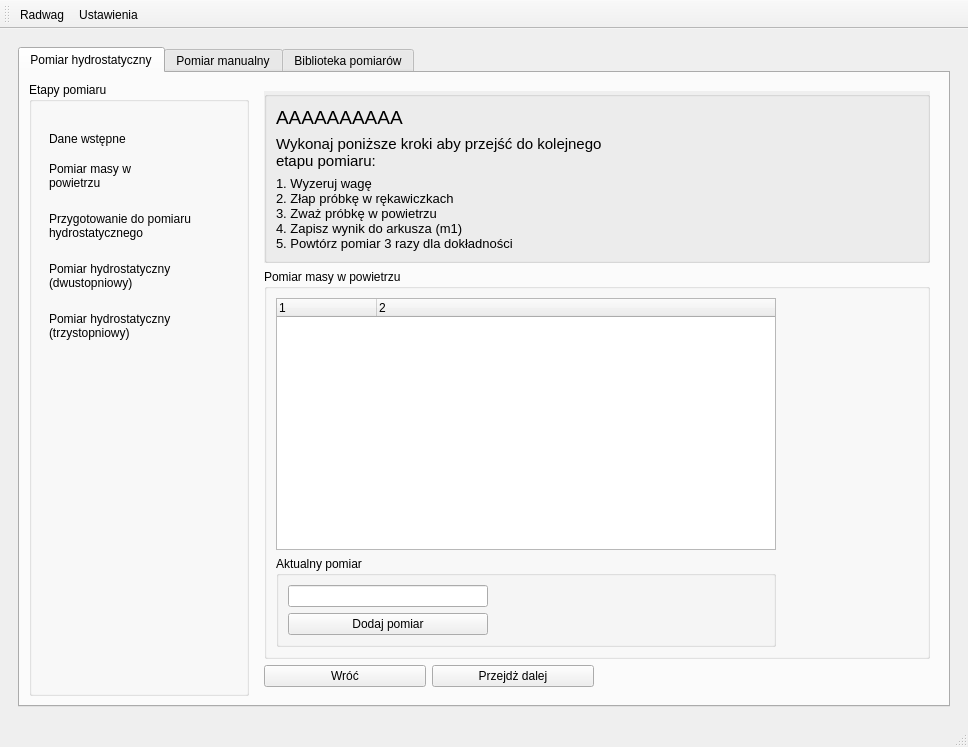
Qt form main_window.ui (mar8us/SerialPortConnectorRadwag) before a commit.
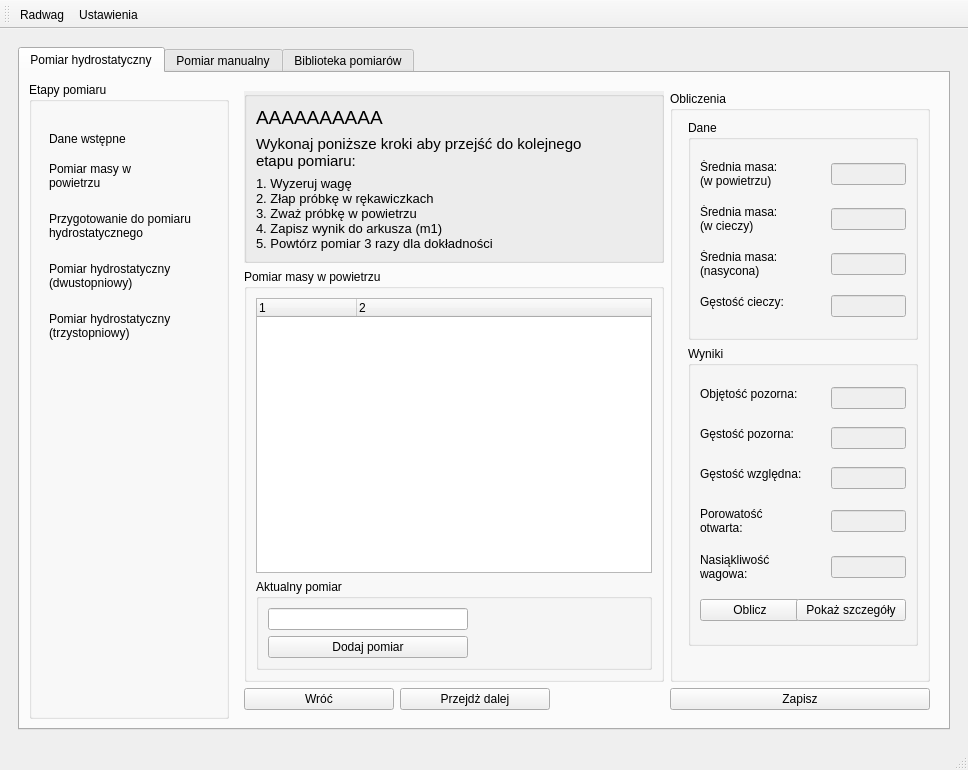
The same form after that commit. The open tabs and pages were chosen to show the change. Icons and pictures are not drawn.

Commit message: Extension of the user interface for the Radwag measurement view wiith a group of controls related to calculations

Diff of the .ui file:
```diff
--- a/main_window.ui
+++ b/main_window.ui
@@ -7,13 +7,13 @@
     <x>0</x>
     <y>0</y>
     <width>968</width>
-    <height>747</height>
+    <height>770</height>
    </rect>
   </property>
   <property name="minimumSize">
    <size>
-    <width>800</width>
-    <height>600</height>
+    <width>860</width>
+    <height>770</height>
    </size>
   </property>
   <property name="windowTitle">
@@ -48,7 +48,7 @@
              <widget class="QGroupBox" name="stageMeasureDensityGroupBox">
               <property name="minimumSize">
                <size>
-                <width>220</width>
+                <width>200</width>
                 <height>0</height>
                </size>
               </property>
@@ -162,6 +162,12 @@
             </item>
             <item>
              <widget class="QStackedWidget" name="measureDensityStage">
+              <property name="minimumSize">
+               <size>
+                <width>220</width>
+                <height>180</height>
+               </size>
+              </property>
               <property name="currentIndex">
                <number>0</number>
               </property>
@@ -1053,44 +1059,6 @@
                   </layout>
                  </widget>
                 </item>
-                <item row="2" column="0">
-                 <widget class="QPushButton" name="buttonBackAirEndStage">
-                  <property name="minimumSize">
-                   <size>
-                    <width>100</width>
-                    <height>0</height>
-                   </size>
-                  </property>
-                  <property name="maximumSize">
-                   <size>
-                    <width>200</width>
-                    <height>16777215</height>
-                   </size>
-                  </property>
-                  <property name="text">
-                   <string>Wróć</string>
-                  </property>
-                 </widget>
-                </item>
-                <item row="2" column="1">
-                 <widget class="QPushButton" name="buttonGoAirEndStage">
-                  <property name="minimumSize">
-                   <size>
-                    <width>100</width>
-                    <height>0</height>
-                   </size>
-                  </property>
-                  <property name="maximumSize">
-                   <size>
-                    <width>200</width>
-                    <height>16777215</height>
-                   </size>
-                  </property>
-                  <property name="text">
-                   <string>Przejdż dalej</string>
-                  </property>
-                 </widget>
-                </item>
                 <item row="0" column="0" colspan="4">
                  <widget class="QGroupBox" name="guideMeasureAirEndGroupLabels">
                   <property name="maximumSize">
@@ -1167,6 +1135,392 @@
                   </layout>
                  </widget>
                 </item>
+                <item row="2" column="1">
+                 <widget class="QPushButton" name="buttonGoAirEndStage">
+                  <property name="minimumSize">
+                   <size>
+                    <width>150</width>
+                    <height>0</height>
+                   </size>
+                  </property>
+                  <property name="maximumSize">
+                   <size>
+                    <width>150</width>
+                    <height>16777215</height>
+                   </size>
+                  </property>
+                  <property name="text">
+                   <string>Przejdż dalej</string>
+                  </property>
+                 </widget>
+                </item>
+                <item row="2" column="0">
+                 <widget class="QPushButton" name="buttonBackAirEndStage">
+                  <property name="minimumSize">
+                   <size>
+                    <width>150</width>
+                    <height>0</height>
+                   </size>
+                  </property>
+                  <property name="maximumSize">
+                   <size>
+                    <width>150</width>
+                    <height>16777215</height>
+                   </size>
+                  </property>
+                  <property name="text">
+                   <string>Wróć</string>
+                  </property>
+                 </widget>
+                </item>
+                <item row="0" column="4" rowspan="2">
+                 <widget class="QGroupBox" name="calculateAirEndGroupBox">
+                  <property name="minimumSize">
+                   <size>
+                    <width>260</width>
+                    <height>0</height>
+                   </size>
+                  </property>
+                  <property name="maximumSize">
+                   <size>
+                    <width>260</width>
+                    <height>16777215</height>
+                   </size>
+                  </property>
+                  <property name="title">
+                   <string>Obliczenia</string>
+                  </property>
+                  <layout class="QFormLayout" name="formLayout_7">
+                   <property name="leftMargin">
+                    <number>15</number>
+                   </property>
+                   <item row="0" column="0" colspan="2">
+                    <widget class="QGroupBox" name="calculationAirEndGroupBox">
+                     <property name="minimumSize">
+                      <size>
+                       <width>220</width>
+                       <height>220</height>
+                      </size>
+                     </property>
+                     <property name="maximumSize">
+                      <size>
+                       <width>16777215</width>
+                       <height>220</height>
+                      </size>
+                     </property>
+                     <property name="title">
+                      <string>Dane</string>
+                     </property>
+                     <layout class="QGridLayout" name="gridLayout_7">
+                      <item row="0" column="1">
+                       <widget class="QLineEdit" name="averageAirWeightEditAirEnd">
+                        <property name="enabled">
+                         <bool>false</bool>
+                        </property>
+                        <property name="maximumSize">
+                         <size>
+                          <width>75</width>
+                          <height>16777215</height>
+                         </size>
+                        </property>
+                       </widget>
+                      </item>
+                      <item row="2" column="0">
+                       <widget class="QLabel" name="averageAirEndSatWeightLabel">
+                        <property name="text">
+                         <string>Średnia masa:
+(nasycona)</string>
+                        </property>
+                        <property name="alignment">
+                         <set>Qt::AlignmentFlag::AlignJustify|Qt::AlignmentFlag::AlignTop</set>
+                        </property>
+                        <property name="wordWrap">
+                         <bool>false</bool>
+                        </property>
+                       </widget>
+                      </item>
+                      <item row="3" column="0">
+                       <widget class="QLabel" name="densityFluidHydroLabelAirEnd">
+                        <property name="text">
+                         <string>Gęstość cieczy:</string>
+                        </property>
+                        <property name="alignment">
+                         <set>Qt::AlignmentFlag::AlignJustify|Qt::AlignmentFlag::AlignTop</set>
+                        </property>
+                        <property name="wordWrap">
+                         <bool>false</bool>
+                        </property>
+                       </widget>
+                      </item>
+                      <item row="2" column="1">
+                       <widget class="QLineEdit" name="averageAirEndSatWeightEdit">
+                        <property name="enabled">
+                         <bool>false</bool>
+                        </property>
+                        <property name="maximumSize">
+                         <size>
+                          <width>75</width>
+                          <height>16777215</height>
+                         </size>
+                        </property>
+                       </widget>
+                      </item>
+                      <item row="3" column="1">
+                       <widget class="QLineEdit" name="densityFluidHydroEditAirEnd">
+                        <property name="enabled">
+                         <bool>false</bool>
+                        </property>
+                        <property name="maximumSize">
+                         <size>
+                          <width>75</width>
+                          <height>16777215</height>
+                         </size>
+                        </property>
+                       </widget>
+                      </item>
+                      <item row="0" column="0">
+                       <widget class="QLabel" name="averageAirWeightLabelAirEnd">
+                        <property name="text">
+                         <string>Średnia masa:
+(w powietrzu)</string>
+                        </property>
+                        <property name="alignment">
+                         <set>Qt::AlignmentFlag::AlignJustify|Qt::AlignmentFlag::AlignTop</set>
+                        </property>
+                        <property name="wordWrap">
+                         <bool>false</bool>
+                        </property>
+                       </widget>
+                      </item>
+                      <item row="1" column="0">
+                       <widget class="QLabel" name="averageHydroWeightLabelAirEnd">
+                        <property name="text">
+                         <string>Średnia masa:
+(w cieczy)</string>
+                        </property>
+                        <property name="alignment">
+                         <set>Qt::AlignmentFlag::AlignJustify|Qt::AlignmentFlag::AlignTop</set>
+                        </property>
+                        <property name="wordWrap">
+                         <bool>false</bool>
+                        </property>
+                       </widget>
+                      </item>
+                      <item row="1" column="1">
+                       <widget class="QLineEdit" name="averageHydroWeightEditAirEnd">
+                        <property name="enabled">
+                         <bool>false</bool>
+                        </property>
+                        <property name="maximumSize">
+                         <size>
+                          <width>75</width>
+                          <height>16777215</height>
+                         </size>
+                        </property>
+                       </widget>
+                      </item>
+                     </layout>
+                    </widget>
+                   </item>
+                   <item row="1" column="0" colspan="2">
+                    <widget class="QGroupBox" name="calculationAirEndResultsGroupBox">
+                     <property name="minimumSize">
+                      <size>
+                       <width>0</width>
+                       <height>300</height>
+                      </size>
+                     </property>
+                     <property name="maximumSize">
+                      <size>
+                       <width>16777215</width>
+                       <height>380</height>
+                      </size>
+                     </property>
+                     <property name="title">
+                      <string>Wyniki</string>
+                     </property>
+                     <layout class="QGridLayout" name="gridLayout_8">
+                      <item row="6" column="0">
+                       <widget class="QPushButton" name="buttonCalculateAirEnd">
+                        <property name="minimumSize">
+                         <size>
+                          <width>100</width>
+                          <height>0</height>
+                         </size>
+                        </property>
+                        <property name="maximumSize">
+                         <size>
+                          <width>200</width>
+                          <height>16777215</height>
+                         </size>
+                        </property>
+                        <property name="text">
+                         <string>Oblicz</string>
+                        </property>
+                       </widget>
+                      </item>
+                      <item row="6" column="1" colspan="2">
+                       <widget class="QPushButton" name="buttonShowDetailsAirEnd">
+                        <property name="minimumSize">
+                         <size>
+                          <width>110</width>
+                          <height>0</height>
+                         </size>
+                        </property>
+                        <property name="maximumSize">
+                         <size>
+                          <width>200</width>
+                          <height>16777215</height>
+                         </size>
+                        </property>
+                        <property name="text">
+                         <string>Pokaż szczegóły</string>
+                        </property>
+                       </widget>
+                      </item>
+                      <item row="1" column="2">
+                       <widget class="QLineEdit" name="densityApparentHydroEditAirEnd">
+                        <property name="enabled">
+                         <bool>false</bool>
+                        </property>
+                        <property name="maximumSize">
+                         <size>
+                          <width>75</width>
+                          <height>16777215</height>
+                         </size>
+                        </property>
+                       </widget>
+                      </item>
+                      <item row="1" column="0" colspan="2">
+                       <widget class="QLabel" name="densityApparentHydroLabelAirEnd">
+                        <property name="text">
+                         <string>Gęstość pozorna:</string>
+                        </property>
+                        <property name="alignment">
+                         <set>Qt::AlignmentFlag::AlignJustify|Qt::AlignmentFlag::AlignTop</set>
+                        </property>
+                       </widget>
+                      </item>
+                      <item row="0" column="2">
+                       <widget class="QLineEdit" name="volumeHydroEditAirEnd">
+                        <property name="enabled">
+                         <bool>false</bool>
+                        </property>
+                        <property name="maximumSize">
+                         <size>
+                          <width>75</width>
+                          <height>16777215</height>
+                         </size>
+                        </property>
+                       </widget>
+                      </item>
+                      <item row="4" column="0">
+                       <widget class="QLabel" name="absorbabilityWeightLabel">
+                        <property name="text">
+                         <string>Nasiąkliwość wagowa:</string>
+                        </property>
+                        <property name="alignment">
+                         <set>Qt::AlignmentFlag::AlignLeading|Qt::AlignmentFlag::AlignLeft|Qt::AlignmentFlag::AlignTop</set>
+                        </property>
+                        <property name="wordWrap">
+                         <bool>true</bool>
+                        </property>
+                       </widget>
+                      </item>
+                      <item row="0" column="0" colspan="2">
+                       <widget class="QLabel" name="volumeHydroLabelAirEnd">
+                        <property name="text">
+                         <string>Objętość pozorna:</string>
+                        </property>
+                        <property name="alignment">
+                         <set>Qt::AlignmentFlag::AlignLeading|Qt::AlignmentFlag::AlignLeft|Qt::AlignmentFlag::AlignTop</set>
+                        </property>
+                        <property name="wordWrap">
+                         <bool>true</bool>
+                        </property>
+                       </widget>
+                      </item>
+                      <item row="2" column="2">
+                       <widget class="QLineEdit" name="volumeRelativeHydroEditAirEnd">
+                        <property name="enabled">
+                         <bool>false</bool>
+                        </property>
+                        <property name="maximumSize">
+                         <size>
+                          <width>75</width>
+                          <height>16777215</height>
+                         </size>
+                        </property>
+                       </widget>
+                      </item>
+                      <item row="2" column="0" colspan="2">
+                       <widget class="QLabel" name="volumeRelativeHydroLabelAirEnd">
+                        <property name="text">
+                         <string>Gęstość względna:</string>
+                        </property>
+                        <property name="alignment">
+                         <set>Qt::AlignmentFlag::AlignJustify|Qt::AlignmentFlag::AlignTop</set>
+                        </property>
+                       </widget>
+                      </item>
+                      <item row="4" column="2">
+                       <widget class="QLineEdit" name="absorbabilityWeightEdit">
+                        <property name="enabled">
+                         <bool>false</bool>
+                        </property>
+                        <property name="maximumSize">
+                         <size>
+                          <width>75</width>
+                          <height>16777215</height>
+                         </size>
+                        </property>
+                       </widget>
+                      </item>
+                      <item row="3" column="0">
+                       <widget class="QLabel" name="porosityOpenAirEndLabel">
+                        <property name="text">
+                         <string>Porowatość otwarta:</string>
+                        </property>
+                        <property name="alignment">
+                         <set>Qt::AlignmentFlag::AlignLeading|Qt::AlignmentFlag::AlignLeft|Qt::AlignmentFlag::AlignTop</set>
+                        </property>
+                        <property name="wordWrap">
+                         <bool>true</bool>
+                        </property>
+                       </widget>
+                      </item>
+                      <item row="3" column="2">
+                       <widget class="QLineEdit" name="porosityOpenAirEndEdit">
+                        <property name="enabled">
+                         <bool>false</bool>
+                        </property>
+                        <property name="maximumSize">
+                         <size>
+                          <width>75</width>
+                          <height>16777215</height>
+                         </size>
+                        </property>
+                       </widget>
+                      </item>
+                     </layout>
+                    </widget>
+                   </item>
+                  </layout>
+                 </widget>
+                </item>
+                <item row="2" column="4">
+                 <widget class="QPushButton" name="buttonSaveAirEnd">
+                  <property name="maximumSize">
+                   <size>
+                    <width>16777215</width>
+                    <height>16777215</height>
+                   </size>
+                  </property>
+                  <property name="text">
+                   <string>Zapisz</string>
+                  </property>
+                 </widget>
+                </item>
                </layout>
               </widget>
              </widget>
```
Left out of the diff: 618 changed lines with no effect on the pictures.
